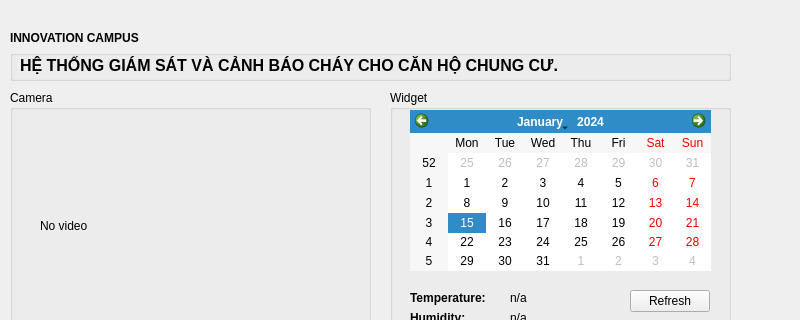
Old version of the form form.ui in the repository ngxx-fus/SIC-IoT-CapStoneProject; both pictures show x 0 to 800 and y 0 to 320 of the 800 by 600 pixel window.
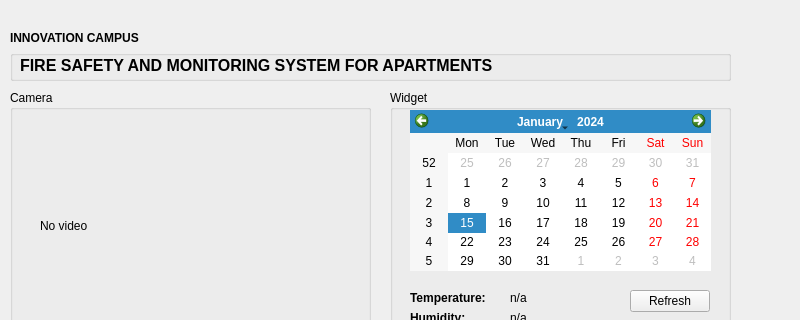
New version of the form. Icons and pictures are not drawn.

Commit message: v.3.1.1 + Creater class Sensor with method Read(). + Removed ReadSensor from SensorReadingAndStreaming class -> Read sensor (Sensor.Read()) will be called in SensorReadingAndStreaming.Work() first. + Add Sensor as a property of SensorReadingAndStreaming Class + Update name (Smoke->GAS; Fan->FireSwitch; Light->LightSwitch) in Server.ServerSYNC

What changed in the file:
```diff
--- a/form.ui
+++ b/form.ui
@@ -76,7 +76,7 @@
      </font>
     </property>
     <property name="text">
-     <string>HỆ THỐNG GIÁM SÁT VÀ CẢNH BÁO CHÁY CHO CĂN HỘ CHUNG CƯ.</string>
+     <string>FIRE SAFETY AND MONITORING SYSTEM FOR APARTMENTS</string>
     </property>
    </widget>
   </widget>
```
The commit also changes 9 other files.
